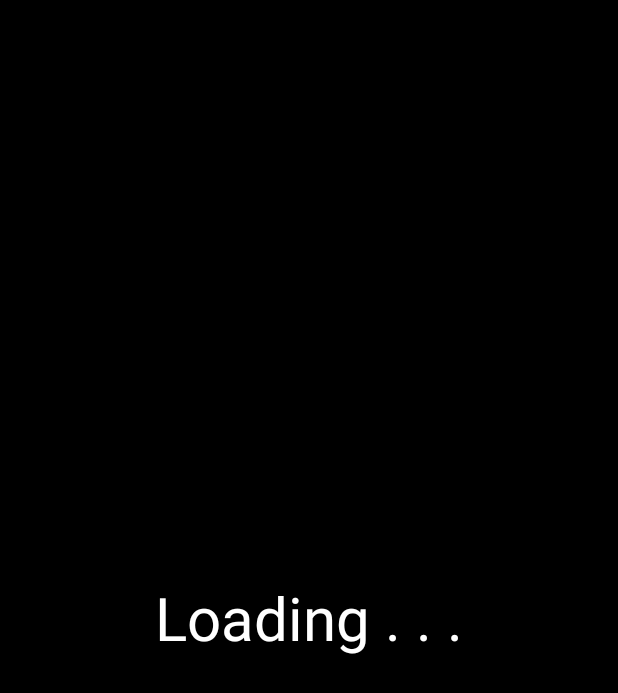
After one commit to hoanghuynhman/EnglishForKid_4, an Android app: the SplashActivity screen opened directly, with no data from a screen before it, on a phone screen of 412 x 824 dp. The commit adds this screen. Shown: the top 693 px of the screen. Run offline under Robolectric (Android 15) with nearby library versions, the phone set to English and light mode, and no system bars; network calls fail; 1 statement that could not run was skipped.

Commit message:
ref task#3 parse jsoup and create database

```diff
--- a/app/build.gradle
+++ b/app/build.gradle
@@ -26,4 +26,5 @@ dependencies {
     })
     compile 'com.android.support:appcompat-v7:25.1.0'
     testCompile 'junit:junit:4.12'
+    compile 'org.jsoup:jsoup:1.10.1'
 }
--- a/app/src/main/java/ui/activity/MainActivity.java
+++ b/app/src/main/java/com/framgia/englishforkids/ui/activity/MainActivity.java
@@ -1,7 +1,7 @@
-package ui.activity;
+package com.framgia.englishforkids.ui.activity;
 
+import android.os.Bundle;
 import android.support.v7.app.AppCompatActivity;
-import android.os.Bundle;
 
 import com.framgia.englishforkids.R;
 
@@ -11,4 +11,5 @@ public class MainActivity extends AppCompatActivity {
         super.onCreate(savedInstanceState);
         setContentView(R.layout.activity_main);
     }
+
 }
--- /dev/null
+++ b/app/src/main/java/com/framgia/englishforkids/ui/activity/SplashActivity.java
@@ -0,0 +1,60 @@
+package com.framgia.englishforkids.ui.activity;
+
+import android.content.Intent;
+import android.os.AsyncTask;
+import android.os.Bundle;
+import android.support.v7.app.AppCompatActivity;
+
+import com.framgia.englishforkids.R;
+import com.framgia.englishforkids.data.model.VideoDataController;
+import com.framgia.englishforkids.data.model.VideoModel;
+import com.framgia.englishforkids.util.JsoupPaser;
+
+import java.io.IOException;
+import java.util.List;
+
+public class SplashActivity extends AppCompatActivity {
+
+    @Override
+    protected void onCreate(Bundle savedInstanceState) {
+        super.onCreate(savedInstanceState);
+        setContentView(R.layout.activity_splash);
+        new PaserAsyncTask().execute();
+    }
+
+    public class PaserAsyncTask extends AsyncTask<Void, Void, Void> {
+        public VideoDataController mDataSource;
+
+        public PaserAsyncTask() {
+            mDataSource = new VideoDataController(SplashActivity.this);
+        }
+
+        @Override
+        protected void onPreExecute() {
+            super.onPreExecute();
+        }
+
+        @Override
+        protected Void doInBackground(Void... voids) {
+            try {
+                List<VideoModel> listSong = JsoupPaser.getInstance().paserSongs();
+                List<VideoModel> listStory = JsoupPaser.getInstance().paserSories();
+                if (listSong != null && listSong.size() > 0) {
+                    mDataSource.deleteAllRecord();
+                    mDataSource.insertListVideoData(listSong);
+                    mDataSource.insertListVideoData(listStory);
+                }
+            } catch (IOException e) {
+                e.printStackTrace();
+            }
+            return null;
+        }
+
+        @Override
+        protected void onPostExecute(Void aVoid) {
+            super.onPostExecute(aVoid);
+            startActivity(new Intent(SplashActivity.this, MainActivity.class));
+            finish();
+        }
+    }
+}
--- /dev/null
+++ b/app/src/main/java/com/framgia/englishforkids/util/DatabaseManager.java
@@ -0,0 +1,49 @@
+package com.framgia.englishforkids.util;
+
+import android.content.Context;
+import android.database.sqlite.SQLiteDatabase;
+import android.database.sqlite.SQLiteOpenHelper;
+import android.util.Log;
+
+/**
+ * Created by GIAKHANH on 12/28/2016.
+ */
+
+public class DatabaseManager extends SQLiteOpenHelper {
+    private static final String DATABASE_NAME = "video_url.db";
+    private static final int DATABASE_VERSION = 1;
+    public static final String TABLE_VIDEO = "tbl_videos";
+    public static final String COLUMN_ID = "id";
+    public static final String COLUMN_NAME = "name";
+    public static final String COLUMN_IMG_URL = "img_url";
+    public static final String COLUMN_VIDEO_ADDRESS = "video_address";
+    public static final String COLUMN_VIDEO_URL = "video_url";
+    public static final String COLUMN_TYPE = "type";
+
+    //database creation sql statement
+    private static final String CREATE_TABLE_VIDEO_SQL = "CREATE TABLE [tbl_videos] (\n" +
+            "[id] INTEGER PRIMARY KEY autoincrement ,\n" +
+            "[name] TEXT NULL  ,\n" +
+            "[img_url] INTEGER NULL  ,\n" +
+            "[video_address] TEXT NULL,\n" +
+            "[video_url] TEXT  NULL,\n" +
+            "[type] INTEGER  NULL\n" +
+            ")";
+
+    public DatabaseManager(Context context) {
+        super(context, DATABASE_NAME, null, DATABASE_VERSION);
+    }
+
+    @Override
+    public void onCreate(SQLiteDatabase db) {
+        //create image table
+        db.execSQL(CREATE_TABLE_VIDEO_SQL);
+    }
+
+    @Override
+    public void onUpgrade(SQLiteDatabase db, int oldVersion, int newVersion) {
+        Log.d(getClass().getSimpleName(), "upgrading database from version " + oldVersion + " to " + newVersion);
+        db.execSQL("DROP TABLE IF EXISTS " + TABLE_VIDEO);
+        onCreate(db);
+    }
+}
--- /dev/null
+++ b/app/src/main/java/com/framgia/englishforkids/util/JsoupPaser.java
@@ -0,0 +1,73 @@
+package com.framgia.englishforkids.util;
+
+import android.util.Log;
+
+import com.framgia.englishforkids.data.model.VideoModel;
+
+import org.jsoup.Jsoup;
+import org.jsoup.nodes.Document;
+import org.jsoup.nodes.Element;
+import org.jsoup.select.Elements;
+
+import java.io.IOException;
+import java.util.ArrayList;
+import java.util.List;
+
+import static com.framgia.englishforkids.util.Constant.SONG_TYPE;
+
+
+/**
+ * Created by GIAKHANH on 12/28/2016.
+ */
+
+public class JsoupPaser {
+    public static JsoupPaser sInstance;
+
+    private JsoupPaser() {
+    }
+
+    public static JsoupPaser getInstance() {
+        if (sInstance == null) {
+            sInstance = new JsoupPaser();
+        }
+        return sInstance;
+    }
+
+    public List<VideoModel> paser(int type) throws IOException {
+        List<VideoModel> listVideoBean = new ArrayList<>();
+        VideoModel newItem;
+        //select url depend on type SONG or SHORT STORY
+        String url = (type == SONG_TYPE ?
+                Constant.URL_ROOT + Constant.URL_SONGS :
+                Constant.URL_ROOT + Constant.URL_SHORT_STORIES);
+        Document doc = Jsoup.connect(url).get();
+        if (doc == null) return listVideoBean;
+        Element blockSong = doc.select(Constant.DIV_BLOCK_CONTENT).first();
+        Elements listSongElement = blockSong.select(Constant.DIV_VIEWS_ROW);
+        if (listSongElement != null) {
+            for (Element item : listSongElement) {
+                //get image url
+                String imageUrl = item.select(Constant.IMG).first().absUrl(Constant.SRC);
+                //get name
+                Element nameEle = item.select("a").last();
+                String name = nameEle.text();
+                //get url render to get video url
+                String url_vid = nameEle.attr(Constant.HREF_ATTRIB);
+                //create new video bean
+                newItem = new VideoModel(name, imageUrl, url_vid, type);
+                //add to list
+                listVideoBean.add(newItem);
+            }
+        }
+        Log.d(this.getClass().getSimpleName(), "size " + listVideoBean.size());
+        return listVideoBean;
+    }
+
+    public List<VideoModel> paserSongs() throws IOException {
+        return paser(Constant.SONG_TYPE);
+    }
+
+    public List<VideoModel> paserSories() throws IOException {
+        return paser(Constant.STORY_TYPE);
+    }
+}
--- a/app/src/main/res/layout/activity_main.xml
+++ b/app/src/main/res/layout/activity_main.xml
@@ -1,8 +1,8 @@
 <?xml version="1.0" encoding="utf-8"?>
 <RelativeLayout
-    android:id="@+id/activity_main"
     xmlns:android="http://schemas.android.com/apk/res/android"
     xmlns:tools="http://schemas.android.com/tools"
+    android:id="@+id/activity_main"
     android:layout_width="match_parent"
     android:layout_height="match_parent"
     android:paddingBottom="@dimen/activity_vertical_margin"
--- /dev/null
+++ b/app/src/main/res/layout/activity_splash.xml
@@ -0,0 +1,20 @@
+<?xml version="1.0" encoding="utf-8"?>
+<RelativeLayout
+    xmlns:android="http://schemas.android.com/apk/res/android"
+    xmlns:tools="http://schemas.android.com/tools"
+    android:id="@+id/activity_splash"
+    android:layout_width="match_parent"
+    android:layout_height="match_parent"
+    android:background="@color/color_black"
+    tools:context="com.framgia.englishforkids.ui.activity.SplashActivity">
+
+    <TextView
+        android:id="@+id/text_loading"
+        android:layout_width="wrap_content"
+        android:layout_height="wrap_content"
+        android:layout_centerHorizontal="true"
+        android:layout_centerVertical="true"
+        android:text="@string/title_loading"
+        android:textColor="@color/color_white"
+        android:textSize="@dimen/sp_40"/>
+</RelativeLayout>
--- a/app/src/main/res/values/colors.xml
+++ b/app/src/main/res/values/colors.xml
@@ -3,4 +3,6 @@
     <color name="colorPrimary">#3F51B5</color>
     <color name="colorPrimaryDark">#303F9F</color>
     <color name="colorAccent">#FF4081</color>
+    <color name="color_black">#000000</color>
+    <color name="color_white">#ffffff</color>
 </resources>
--- a/app/src/main/res/values/dimens.xml
+++ b/app/src/main/res/values/dimens.xml
@@ -2,4 +2,5 @@
     <!-- Default screen margins, per the Android Design guidelines. -->
     <dimen name="activity_horizontal_margin">16dp</dimen>
     <dimen name="activity_vertical_margin">16dp</dimen>
+    <dimen name="sp_40">40sp</dimen>
 </resources>
--- a/app/src/main/res/values/strings.xml
+++ b/app/src/main/res/values/strings.xml
@@ -1,3 +1,4 @@
 <resources>
     <string name="app_name">English for Kids</string>
+    <string name="title_loading">Loading . . .</string>
 </resources>
--- a/app/src/main/res/values/styles.xml
+++ b/app/src/main/res/values/styles.xml
@@ -1,7 +1,7 @@
 <resources>
 
     <!-- Base application theme. -->
-    <style name="AppTheme" parent="Theme.AppCompat.Light.DarkActionBar">
+    <style name="AppTheme" parent="Theme.AppCompat.Light.NoActionBar">
         <!-- Customize your theme here. -->
         <item name="colorPrimary">@color/colorPrimary</item>
         <item name="colorPrimaryDark">@color/colorPrimaryDark</item>
```
Also changed, not shown: app/src/main/AndroidManifest.xml (+6 -3 lines), app/src/main/java/com/framgia/englishforkids/data/model/VideoDataController.java (added, +105 -0 lines), app/src/main/java/com/framgia/englishforkids/data/model/VideoModel.java (added, +101 -0 lines), app/src/main/java/com/framgia/englishforkids/util/Constant.java (added, +18 -0 lines).
